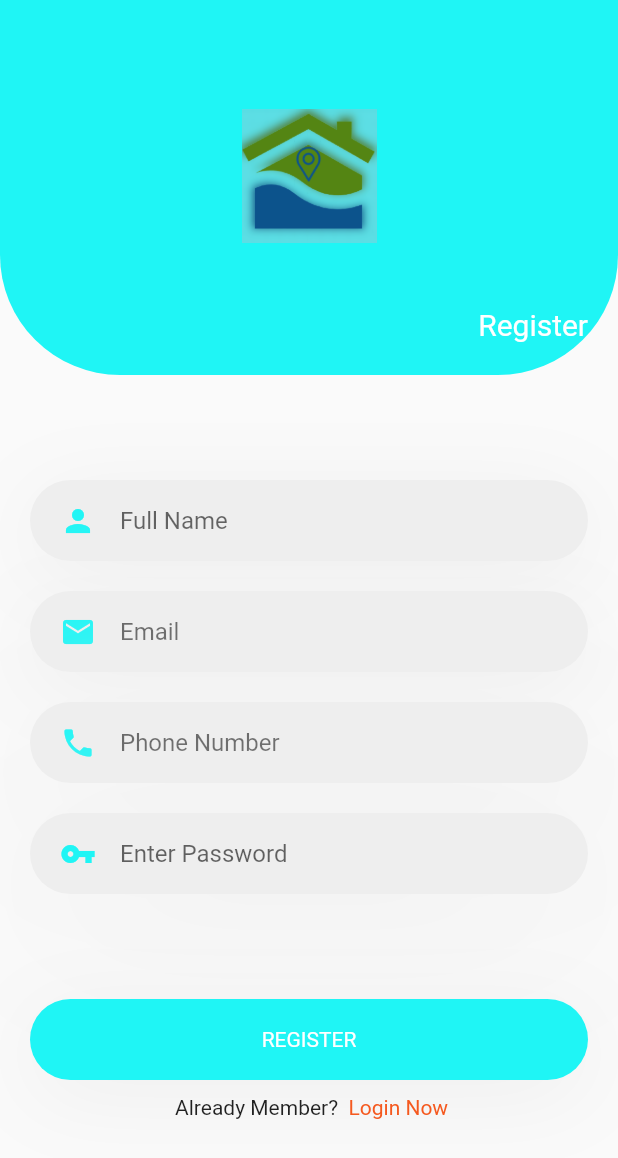
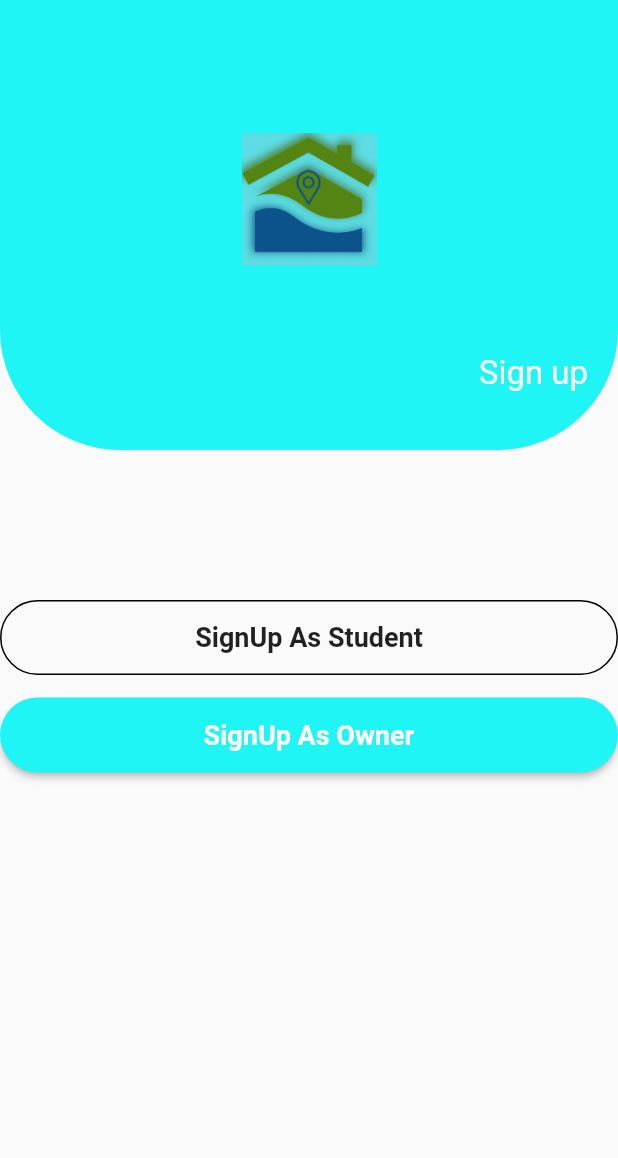
Before and after one commit to maxweldidier/huffduff_apk, a Flutter app: the screen it shows after launch, after a tap on "Register Now", on a phone screen of 412 x 824 dp. Shown: the top 1158 px of the screen. Run offline on Flutter 3.47's test engine with Material 2 defaults, Android fonts, the phone set to English and light mode, and no system bars.

Commit message:
changes made

```diff
--- a/lib/login_screen.dart
+++ b/lib/login_screen.dart
@@ -1,6 +1,5 @@
-
 import 'package:flutter/material.dart';
-import 'package:huffduff_apk/signup_screen.dart';
+import 'package:huffduff_apk/signup.dart';
 
 class LoginScreen extends StatefulWidget {
   @override
@@ -21,9 +20,12 @@ class InitState extends State<LoginScreen> {
         Container(
           height: 300,
           decoration: BoxDecoration(
-                    borderRadius: BorderRadius.only(bottomLeft: Radius.circular(80),bottomRight: Radius.circular(80)),
+            borderRadius: BorderRadius.only(
+                bottomLeft: Radius.circular(80),
+                bottomRight: Radius.circular(80)),
             color: new Color(0xFF1FF5F5),
-                    gradient: LinearGradient(colors: [(new  Color(0xFF1FF5F5)), new Color(0xFF1FF5F5)],
+            gradient: LinearGradient(
+              colors: [(new Color(0xFF1FF5F5)), new Color(0xFF1FF5F5)],
               begin: Alignment.topCenter,
               end: Alignment.bottomCenter,
             ),
@@ -46,17 +48,12 @@ class InitState extends State<LoginScreen> {
                 alignment: Alignment.bottomRight,
                 child: Text(
                   "Login",
-                              style: TextStyle(
-                                  fontSize: 22,
-                                  color: Colors.white
-                              ),
+                  style: TextStyle(fontSize: 22, color: Colors.white),
                 ),
               )
             ],
-                      )
+          )),
         ),
-                ),
-
         Container(
           alignment: Alignment.center,
           margin: EdgeInsets.only(left: 20, right: 20, top: 70),
@@ -69,8 +66,7 @@ class InitState extends State<LoginScreen> {
               BoxShadow(
                   offset: Offset(0, 10),
                   blurRadius: 50,
-                          color: Color(0xffEEEEEE)
-                      ),
+                  color: Color(0xffEEEEEE)),
             ],
           ),
           child: TextField(
@@ -86,7 +82,6 @@ class InitState extends State<LoginScreen> {
             ),
           ),
         ),
-
         Container(
           alignment: Alignment.center,
           margin: EdgeInsets.only(left: 20, right: 20, top: 20),
@@ -99,8 +94,7 @@ class InitState extends State<LoginScreen> {
               BoxShadow(
                   offset: Offset(0, 20),
                   blurRadius: 100,
-                          color: Color(0xffEEEEEE)
-                      ),
+                  color: Color(0xffEEEEEE)),
             ],
           ),
           child: TextField(
@@ -127,7 +121,6 @@ class InitState extends State<LoginScreen> {
             child: Text("Forget Password?"),
           ),
         ),
-
         GestureDetector(
           onTap: () {
             // Write Click Listener Code Here.
@@ -138,25 +131,22 @@ class InitState extends State<LoginScreen> {
             padding: EdgeInsets.only(left: 20, right: 20),
             height: 54,
             decoration: BoxDecoration(
-                      gradient: LinearGradient(colors: [(new  Color(0xFF1FF5F5)), new Color(0xFF1FF5F5)],
+              gradient: LinearGradient(
+                  colors: [(new Color(0xFF1FF5F5)), new Color(0xFF1FF5F5)],
                   begin: Alignment.centerLeft,
-                          end: Alignment.centerRight
-                      ),
+                  end: Alignment.centerRight),
               borderRadius: BorderRadius.circular(50),
               color: Colors.grey[200],
               boxShadow: [
                 BoxShadow(
                     offset: Offset(0, 10),
                     blurRadius: 50,
-                            color: Color(0xffEEEEEE)
-                        ),
+                    color: Color(0xffEEEEEE)),
               ],
             ),
             child: Text(
               "LOGIN",
-                      style: TextStyle(
-                          color: Colors.white
-                      ),
+              style: TextStyle(color: Colors.white),
             ),
           ),
         ),
@@ -165,30 +155,25 @@ class InitState extends State<LoginScreen> {
           child: Row(
             mainAxisAlignment: MainAxisAlignment.center,
             children: [
-                      Text("Don't You Have Any Account?  "),
+              Text("Do You Have Any Account?  "),
               GestureDetector(
                 child: Text(
                   "Register Now",
-                          style: TextStyle(
-                              color: Color(0xffF5591F)
-                          ),
+                  style: TextStyle(color: Color(0xffF5591F)),
                 ),
                 onTap: () {
                   // Write Tap Code Here.
                   Navigator.push(
                       context,
                       MaterialPageRoute(
-                                builder: (context) => SignUpScreen(),
-                              )
-                          );
+                        builder: (context) => SignUp(),
+                      ));
                 },
               )
             ],
           ),
         )
       ],
-            )
-        )
-    );
+    )));
   }
 }
--- /dev/null
+++ b/lib/signup.dart
@@ -0,0 +1,118 @@
+import 'dart:ui';
+
+import 'package:flutter/material.dart';
+import 'package:huffduff_apk/owner.dart';
+import 'package:huffduff_apk/student.dart';
+
+void main() {
+  runApp(MaterialApp(
+    debugShowCheckedModeBanner: false,
+    home: SignUp(),
+  ));
+}
+
+class SignUp extends StatefulWidget {
+  @override
+  State<StatefulWidget> createState() => InitState();
+}
+
+class InitState extends State<SignUp> {
+  @override
+  Widget build(BuildContext context) {
+    return initWidget();
+  }
+
+  Widget initWidget() {
+    return Scaffold(
+      body: SingleChildScrollView(
+        child: Column(
+          children: [
+            Container(
+              height: 300,
+              decoration: BoxDecoration(
+                borderRadius: BorderRadius.only(
+                    bottomLeft: Radius.circular(80),
+                    bottomRight: Radius.circular(80)),
+                color: new Color(0xFF1FF5F5),
+                gradient: LinearGradient(
+                  colors: [(new Color(0xFF1FF5F5)), new Color(0xFF1FF5F5)],
+                  begin: Alignment.topCenter,
+                  end: Alignment.bottomCenter,
+                ),
+              ),
+              child: Center(
+                  child: Column(
+                mainAxisAlignment: MainAxisAlignment.spaceEvenly,
+                crossAxisAlignment: CrossAxisAlignment.center,
+                children: [
+                  Container(
+                    margin: EdgeInsets.only(top: 50),
+                    child: Image.asset(
+                      "images/logo.png",
+                      height: 90,
+                      width: 90,
+                    ),
+                  ),
+                  Container(
+                    margin: EdgeInsets.only(right: 20, top: 20),
+                    alignment: Alignment.bottomRight,
+                    child: Text(
+                      "Sign up",
+                      style: TextStyle(fontSize: 22, color: Colors.white),
+                    ),
+                  )
+                ],
+              )),
+            ),
+            Container(
+              margin: EdgeInsets.only(top: 100),
+              child: Column(
+                mainAxisAlignment: MainAxisAlignment.spaceEvenly,
+                crossAxisAlignment: CrossAxisAlignment.center,
+                children: <Widget>[
+                  // the signup as student button
+                  MaterialButton(
+                    minWidth: double.infinity,
+                    height: 50,
+                    onPressed: () {
+                      Navigator.push(context,
+                          MaterialPageRoute(builder: (context) => StudentPage()));
+                    },
+                    // defining the shape
+                    shape: RoundedRectangleBorder(
+                        side: BorderSide(color: Colors.black),
+                        borderRadius: BorderRadius.circular(50)),
+                    child: Text(
+                      "SignUp As Student",
+                      style: TextStyle(fontWeight: FontWeight.w600, fontSize: 18),
+                    ),
+                  ),
+                  // creating the signup as owner button
+                  SizedBox(height: 15),
+                  MaterialButton(
+                    minWidth: double.infinity,
+                    height: 50,
+                    onPressed: () {
+                      Navigator.push(context,
+                          MaterialPageRoute(builder: (context) => OwnerPage()));
+                    },
+                    color: Color(0xFF1FF5F5),
+                    shape: RoundedRectangleBorder(
+                        borderRadius: BorderRadius.circular(50)),
+                    child: Text(
+                      "SignUp As Owner",
+                      style: TextStyle(
+                          color: Colors.white,
+                          fontWeight: FontWeight.w600,
+                          fontSize: 18),
+                    ),
+                  )
+                ],
+             )
+            ),
+          ],
+        ),
+      ),
+    );
+  }
+}
--- a/lib/signup_screen.dart
+++ b/lib/signup_screen.dart
@@ -15,7 +15,7 @@ class InitState extends State<SignUpScreen> {
             child: Column(
       children: [
         Container(
-          height: 250,
+          height: 300,
           decoration: BoxDecoration(
             borderRadius: BorderRadius.only(bottomLeft: Radius.circular(80),bottomRight: Radius.circular(80)),
             color: new Color(0xFF1FF5F5),
--- a/pubspec.yaml
+++ b/pubspec.yaml
@@ -50,6 +50,7 @@ flutter:
     - images/launch.png
     - images/logo.png
 
+
   # An image asset can refer to one or more resolution-specific "variants", see
   # https://flutter.dev/assets-and-images/#resolution-aware.
 
```
Also changed, not shown: lib/owner.dart (added, +149 -0 lines), lib/splashscreen.dart (+4 -5 lines), lib/student.dart (added, +145 -0 lines), lib/main.dart (line endings or trailing spaces), 5 other files. Lines whose indentation alone changed are shown as unchanged.
